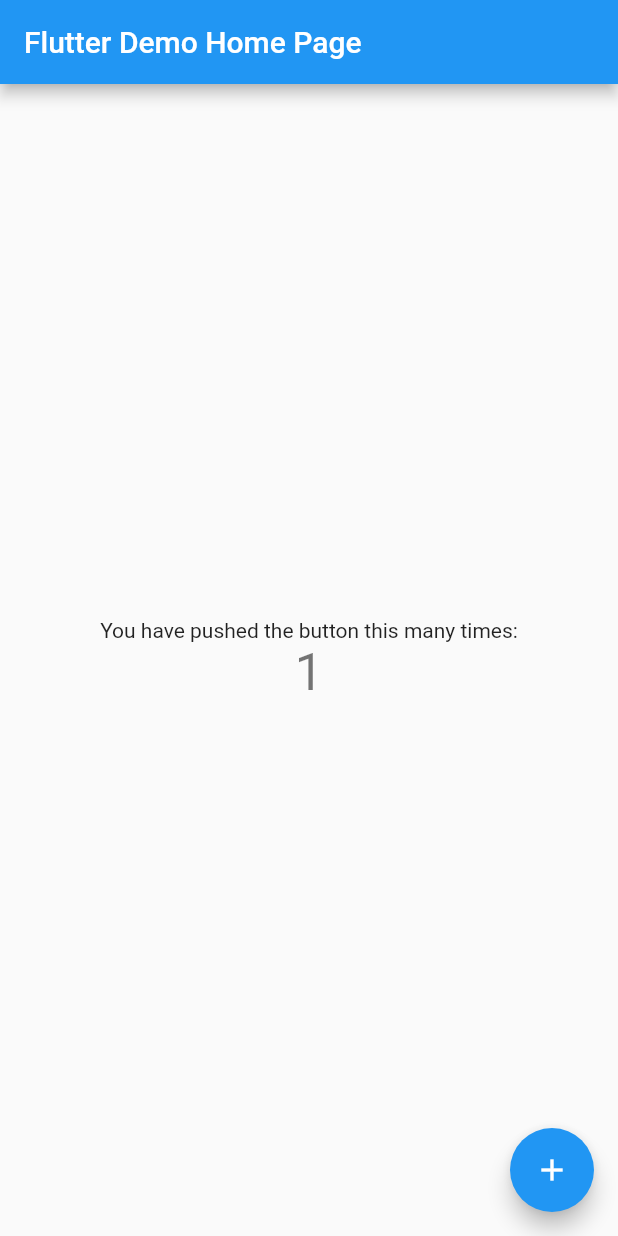
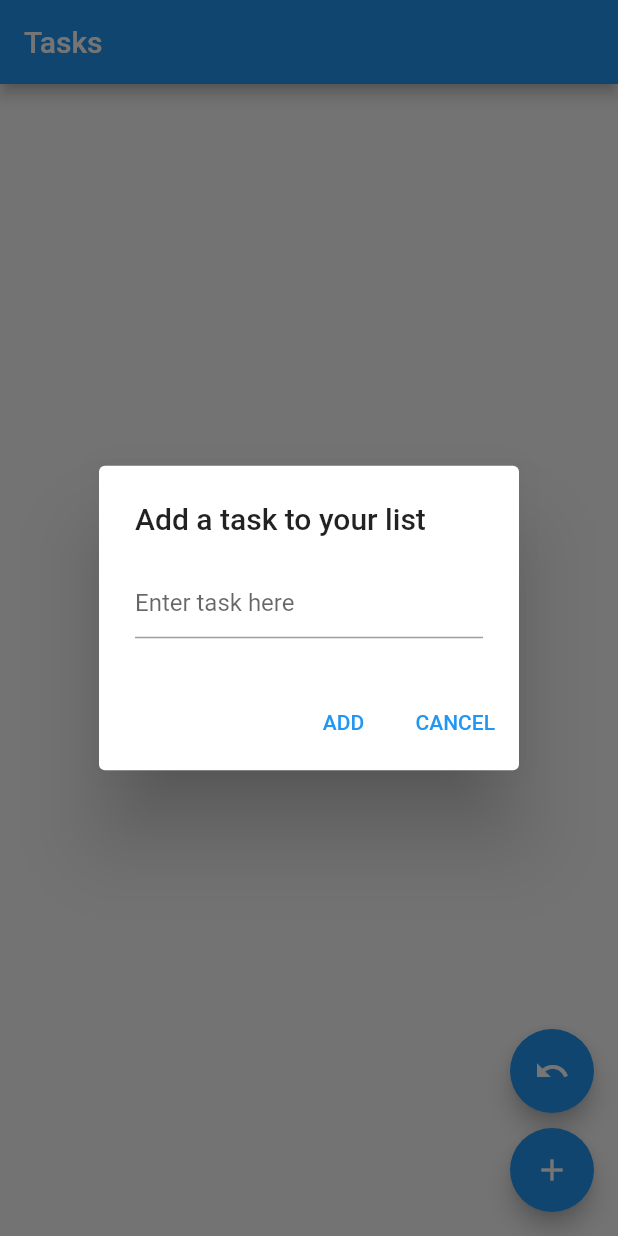
Before and after one commit to ddattero/todo_flutter, a Flutter app: the screen it shows after launch, after a tap on the "add" icon, on a phone screen of 412 x 824 dp. Run offline on Flutter 3.47's test engine with Material 2 defaults, Android fonts, the phone set to English and light mode, and no system bars.

Commit message:
Basic task list, with out save between instances.

```diff
--- a/lib/main.dart
+++ b/lib/main.dart
@@ -1,115 +1,193 @@
 import 'package:flutter/material.dart';
+import 'dart:async';
+import 'task.dart';
+import 'taskStack.dart';
 
 void main() {
-  runApp(const MyApp());
+  runApp(Todo());
 }
 
-class MyApp extends StatelessWidget {
-  const MyApp({Key? key}) : super(key: key);
-
-  // This widget is the root of your application.
+class Todo extends StatelessWidget {
   @override
   Widget build(BuildContext context) {
-    return MaterialApp(
-      title: 'Flutter Demo',
-      theme: ThemeData(
-        // This is the theme of your application.
-        //
-        // Try running your application with "flutter run". You'll see the
-        // application has a blue toolbar. Then, without quitting the app, try
-        // changing the primarySwatch below to Colors.green and then invoke
-        // "hot reload" (press "r" in the console where you ran "flutter run",
-        // or simply save your changes to "hot reload" in a Flutter IDE).
-        // Notice that the counter didn't reset back to zero; the application
-        // is not restarted.
-        primarySwatch: Colors.blue,
-      ),
-      home: const MyHomePage(title: 'Flutter Demo Home Page'),
-    );
+    return MaterialApp(home: TaskList());
   }
 }
 
-class MyHomePage extends StatefulWidget {
-  const MyHomePage({Key? key, required this.title}) : super(key: key);
-
-  // This widget is the home page of your application. It is stateful, meaning
-  // that it has a State object (defined below) that contains fields that affect
-  // how it looks.
-
-  // This class is the configuration for the state. It holds the values (in this
-  // case the title) provided by the parent (in this case the App widget) and
-  // used by the build method of the State. Fields in a Widget subclass are
-  // always marked "final".
-
-  final String title;
-
+class TaskList extends StatefulWidget {
   @override
-  State<MyHomePage> createState() => _MyHomePageState();
+  _TaskListState createState() => _TaskListState();
 }
 
-class _MyHomePageState extends State<MyHomePage> {
-  int _counter = 0;
+class _TaskListState extends State<TaskList> {
+  //stores tasks that arent complete
+  final List<Task> _todoList = <Task>[];
 
-  void _incrementCounter() {
+  /*
+  stores completed tasks
+  completed tasks are removed after 30 seconds of being completed
+  */
+  final List<Task> _completedList = <Task>[];
+
+  //
+  final TaskStack _undoStack = TaskStack();
+
+  final TextEditingController _textFieldController = TextEditingController();
+
+  late Timer timer;
+  @override
+
+  //refreshes the list once a second
+  void initState() {
+    super.initState();
+    timer = Timer.periodic(
+        const Duration(seconds: 1), (Timer t) => setState(() {}));
+  }
+
+  //removes timer when app is quit
+  void dispose() {
+    timer.cancel();
+    super.dispose();
+  }
+
+  Widget build(BuildContext context) {
+    return Scaffold(
+        appBar: AppBar(title: Text('Tasks')),
+        body: ListView(children: _getItems()),
+        floatingActionButton: Column(
+          mainAxisAlignment: MainAxisAlignment.end,
+          children: [
+            FloatingActionButton(
+                onPressed: () => _undo(),
+                tooltip: 'Undo Completion',
+                child: Icon(Icons.undo)),
+            SizedBox(height: 10),
+            FloatingActionButton(
+                onPressed: () => _displayDialog(context),
+                tooltip: 'Add Item',
+                child: Icon(Icons.add))
+          ],
+        ));
+  }
+
+  void _addTask(Task t) {
     setState(() {
-      // This call to setState tells the Flutter framework that something has
-      // changed in this State, which causes it to rerun the build method below
-      // so that the display can reflect the updated values. If we changed
-      // _counter without calling setState(), then the build method would not be
-      // called again, and so nothing would appear to happen.
-      _counter++;
+      _todoList.add(t);
+    });
+    _textFieldController.clear();
+  }
+
+  void _addCompleted(Task t) {
+    setState(() {
+      _completedList.add(t);
+      _undoStack.push(t);
     });
   }
 
-  @override
-  Widget build(BuildContext context) {
-    // This method is rerun every time setState is called, for instance as done
-    // by the _incrementCounter method above.
-    //
-    // The Flutter framework has been optimized to make rerunning build methods
-    // fast, so that you can just rebuild anything that needs updating rather
-    // than having to individually change instances of widgets.
-    return Scaffold(
-      appBar: AppBar(
-        // Here we take the value from the MyHomePage object that was created by
-        // the App.build method, and use it to set our appbar title.
-        title: Text(widget.title),
-      ),
-      body: Center(
-        // Center is a layout widget. It takes a single child and positions it
-        // in the middle of the parent.
-        child: Column(
-          // Column is also a layout widget. It takes a list of children and
-          // arranges them vertically. By default, it sizes itself to fit its
-          // children horizontally, and tries to be as tall as its parent.
-          //
-          // Invoke "debug painting" (press "p" in the console, choose the
-          // "Toggle Debug Paint" action from the Flutter Inspector in Android
-          // Studio, or the "Toggle Debug Paint" command in Visual Studio Code)
-          // to see the wireframe for each widget.
-          //
-          // Column has various properties to control how it sizes itself and
-          // how it positions its children. Here we use mainAxisAlignment to
-          // center the children vertically; the main axis here is the vertical
-          // axis because Columns are vertical (the cross axis would be
-          // horizontal).
-          mainAxisAlignment: MainAxisAlignment.center,
-          children: <Widget>[
-            const Text(
-              'You have pushed the button this many times:',
-            ),
-            Text(
-              '$_counter',
-              style: Theme.of(context).textTheme.headline4,
-            ),
-          ],
-        ),
-      ),
-      floatingActionButton: FloatingActionButton(
-        onPressed: _incrementCounter,
-        tooltip: 'Increment',
-        child: const Icon(Icons.add),
-      ), // This trailing comma makes auto-formatting nicer for build methods.
+  void _undo() {
+    setState(() {
+      Task t = _undoStack.pop();
+      _completedList.remove(t);
+      _todoList.add(t);
+    });
+  }
+
+  void _setTask(Task t, bool? newStatus) {
+    if (newStatus != t.status) {
+      if (t.status) {
+        t.uncomplete();
+        _completedList.remove(t);
+        _undoStack.remove(t);
+        _todoList.add(t);
+      } else {
+        t.complete();
+        _todoList.remove(t);
+        _completedList.add(t);
+        _undoStack.push(t);
+      }
+    }
+  }
+
+  Widget _buildTask(Task t) {
+    var bgcolor = Colors.white;
+    if (t.status) {
+      bgcolor = Colors.grey;
+    }
+
+    return CheckboxListTile(
+      title: Text(t.title),
+      tileColor: bgcolor,
+      value: t.status,
+      onChanged: (bool? newVal) {
+        setState(() {
+          _setTask(t, newVal);
+        });
+      },
     );
   }
+
+  Future<void> _displayDialog(BuildContext context) async {
+    return showDialog<void>(
+        context: context,
+        builder: (BuildContext context) {
+          return AlertDialog(
+            title: const Text('Add a task to your list'),
+            content: TextField(
+              controller: _textFieldController,
+              decoration: const InputDecoration(hintText: 'Enter task here'),
+            ),
+            actions: <Widget>[
+              TextButton(
+                child: const Text('ADD'),
+                onPressed: () {
+                  Navigator.of(context).pop();
+                  _addTask(Task.withoutNotes(_textFieldController.text));
+                },
+              ),
+              TextButton(
+                child: const Text('CANCEL'),
+                onPressed: () {
+                  Navigator.of(context).pop();
+                },
+              )
+            ],
+          );
+        });
+  }
+
+  List<Widget> _getItems() {
+    final List<Widget> _todoWidgets = <Widget>[];
+
+    _todoList.sort(((a, b) => a.timeAdded.compareTo(b.timeAdded)));
+    _completedList
+        .sort(((a, b) => a.timeCompleted!.compareTo(b.timeCompleted!)));
+
+    _removeExpiredCompleted();
+
+    for (Task t in _todoList) {
+      _todoWidgets.add(_buildTask(t));
+    }
+
+    for (Task t in _completedList) {
+      _todoWidgets.add(_buildTask(t));
+    }
+
+    return _todoWidgets;
+  }
+
+  void _removeExpiredCompleted() {
+    int secondsForExpire = 10;
+    List<Task> toRemove = <Task>[];
+
+    for (Task t in _completedList) {
+      final diff = DateTime.now().difference(t.timeCompleted!);
+      if (diff.inSeconds >= secondsForExpire) {
+        toRemove.add(t);
+      }
+    }
+
+    for (Task t in toRemove) {
+      _completedList.remove(t);
+    }
+  }
 }
--- /dev/null
+++ b/lib/task.dart
@@ -0,0 +1,28 @@
+class Task {
+  String title;
+  String notes;
+
+  //time the task was created
+  final timeAdded = DateTime.now();
+
+  //time the task was completed
+  late DateTime? timeCompleted;
+
+  //whether the task is complete or not
+  bool status = false;
+
+  Task(this.title, this.notes);
+  Task.withoutNotes(this.title) : notes = "";
+
+  //makes the completion status true and sets completion time
+  void complete() {
+    status = true;
+    timeCompleted = DateTime.now();
+  }
+
+  //makes the completion status false and removes completion time
+  void uncomplete() {
+    status = false;
+    timeCompleted = null;
+  }
+}
--- /dev/null
+++ b/lib/taskStack.dart
@@ -0,0 +1,37 @@
+import 'task.dart';
+
+class TaskStack {
+  List<Task> stack;
+
+  TaskStack() : stack = [];
+
+  void push(Task t) {
+    //adds this task to the list
+    stack.add(t);
+
+    //removes items from the stack if there are more than 20
+    if (stack.length > 20) {
+      stack.removeAt(0);
+    }
+  }
+
+  Task pop() {
+    //idx of last item
+    int idx = stack.length - 1;
+
+    //gets the last item in the list
+    Task t = stack[idx];
+
+    stack.removeAt(idx);
+
+    return t;
+  }
+
+  Task top() {
+    return stack[stack.length - 1];
+  }
+
+  void remove(Task t) {
+    stack.remove(t);
+  }
+}
```
Also changed, not shown: 1 other file.
